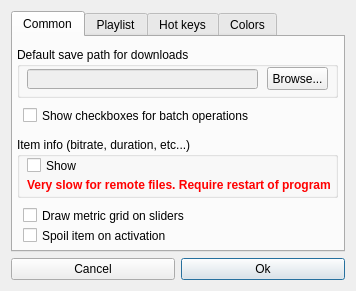
jeyboy/palyo2, file dialogs/settings_dialog.ui: the form before one commit.
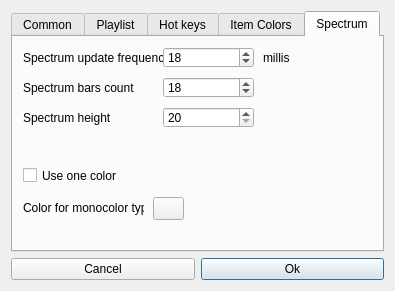
The form after the commit.

Commit message: add settings for spectrum

```diff
--- a/dialogs/settings_dialog.ui
+++ b/dialogs/settings_dialog.ui
@@ -40,7 +40,10 @@
       <enum>QTabWidget::North</enum>
      </property>
      <property name="currentIndex">
-      <number>0</number>
+      <number>4</number>
+     </property>
+     <property name="usesScrollButtons">
+      <bool>false</bool>
      </property>
      <widget class="QWidget" name="common_tab">
       <attribute name="title">
@@ -436,7 +439,7 @@
      </widget>
      <widget class="QWidget" name="colors_tab">
       <attribute name="title">
-       <string>Colors</string>
+       <string>Item Colors</string>
       </attribute>
       <widget class="QPushButton" name="defaultColorButton">
        <property name="geometry">
@@ -582,6 +585,159 @@
        </property>
       </widget>
      </widget>
+     <widget class="QWidget" name="tab">
+      <attribute name="title">
+       <string>Spectrum</string>
+      </attribute>
+      <widget class="QLabel" name="label_15">
+       <property name="geometry">
+        <rect>
+         <x>10</x>
+         <y>10</y>
+         <width>141</width>
+         <height>21</height>
+        </rect>
+       </property>
+       <property name="text">
+        <string>Spectrum update frequency</string>
+       </property>
+      </widget>
+      <widget class="QSpinBox" name="spectrumUpdateFrequecy">
+       <property name="geometry">
+        <rect>
+         <x>150</x>
+         <y>10</y>
+         <width>91</width>
+         <height>21</height>
+        </rect>
+       </property>
+       <property name="minimum">
+        <number>5</number>
+       </property>
+       <property name="maximum">
+        <number>100</number>
+       </property>
+       <property name="value">
+        <number>18</number>
+       </property>
+      </widget>
+      <widget class="QLabel" name="label_16">
+       <property name="geometry">
+        <rect>
+         <x>10</x>
+         <y>40</y>
+         <width>141</width>
+         <height>21</height>
+        </rect>
+       </property>
+       <property name="text">
+        <string>Spectrum bars count</string>
+       </property>
+      </widget>
+      <widget class="QSpinBox" name="spectrumBarsCount">
+       <property name="geometry">
+        <rect>
+         <x>150</x>
+         <y>40</y>
+         <width>91</width>
+         <height>21</height>
+        </rect>
+       </property>
+       <property name="minimum">
+        <number>5</number>
+       </property>
+       <property name="maximum">
+        <number>80</number>
+       </property>
+       <property name="value">
+        <number>18</number>
+       </property>
+      </widget>
+      <widget class="QCheckBox" name="spectrumMonocolorUse">
+       <property name="geometry">
+        <rect>
+         <x>10</x>
+         <y>130</y>
+         <width>231</width>
+         <height>17</height>
+        </rect>
+       </property>
+       <property name="text">
+        <string>Use one color</string>
+       </property>
+      </widget>
+      <widget class="QLabel" name="label_17">
+       <property name="geometry">
+        <rect>
+         <x>10</x>
+         <y>160</y>
+         <width>121</width>
+         <height>21</height>
+        </rect>
+       </property>
+       <property name="text">
+        <string>Color for monocolor type</string>
+       </property>
+      </widget>
+      <widget class="QPushButton" name="spectrumColor">
+       <property name="geometry">
+        <rect>
+         <x>140</x>
+         <y>160</y>
+         <width>31</width>
+         <height>23</height>
+        </rect>
+       </property>
+       <property name="text">
+        <string/>
+       </property>
+      </widget>
+      <widget class="QLabel" name="label_18">
+       <property name="geometry">
+        <rect>
+         <x>250</x>
+         <y>10</y>
+         <width>41</width>
+         <height>21</height>
+        </rect>
+       </property>
+       <property name="text">
+        <string>millis</string>
+       </property>
+      </widget>
+      <widget class="QSpinBox" name="spectrumHeight">
+       <property name="geometry">
+        <rect>
+         <x>150</x>
+         <y>70</y>
+         <width>91</width>
+         <height>21</height>
+        </rect>
+       </property>
+       <property name="minimum">
+        <number>20</number>
+       </property>
+       <property name="maximum">
+        <number>200</number>
+       </property>
+       <property name="value">
+        <number>20</number>
+       </property>
+      </widget>
+      <widget class="QLabel" name="label_19">
+       <property name="geometry">
+        <rect>
+         <x>10</x>
+         <y>70</y>
+         <width>141</width>
+         <height>21</height>
+        </rect>
+       </property>
+       <property name="text">
+        <string>Spectrum height</string>
+       </property>
+      </widget>
+     </widget>
     </widget>
    </item>
   </layout>
```
Left out of the diff: 13 changed lines with no effect on the pictures. The commit also changes 13 other files.
